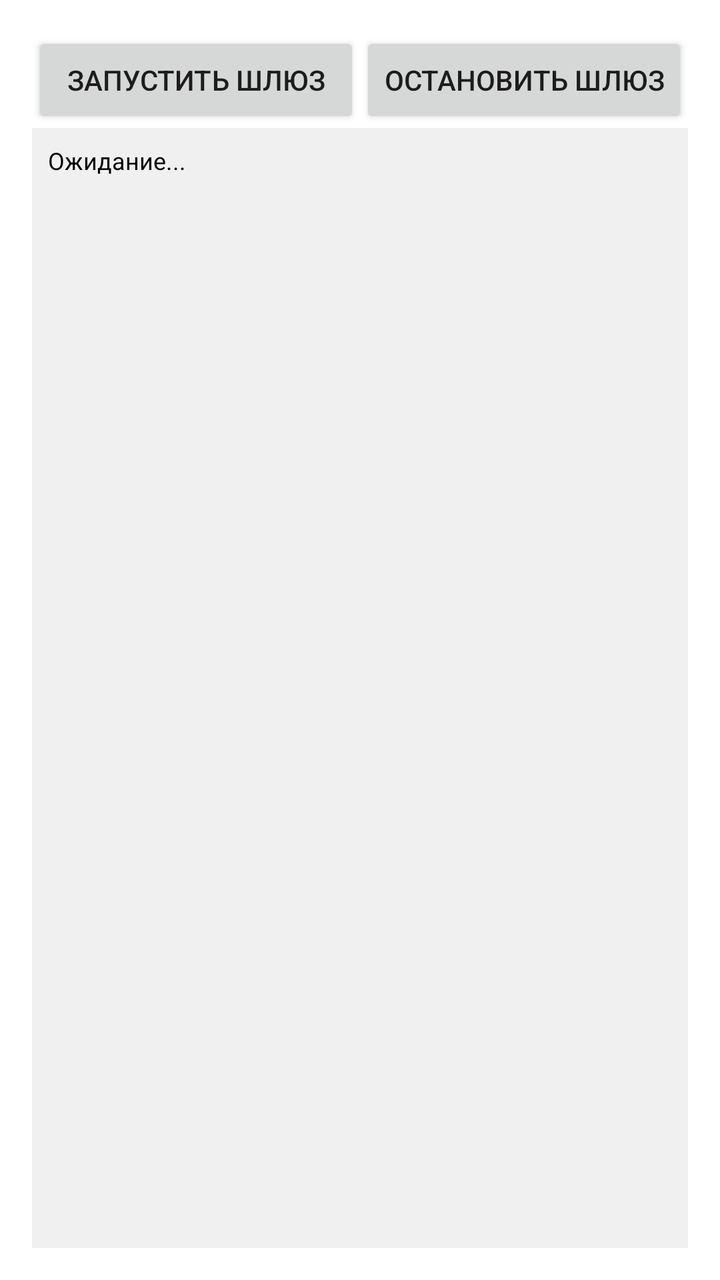
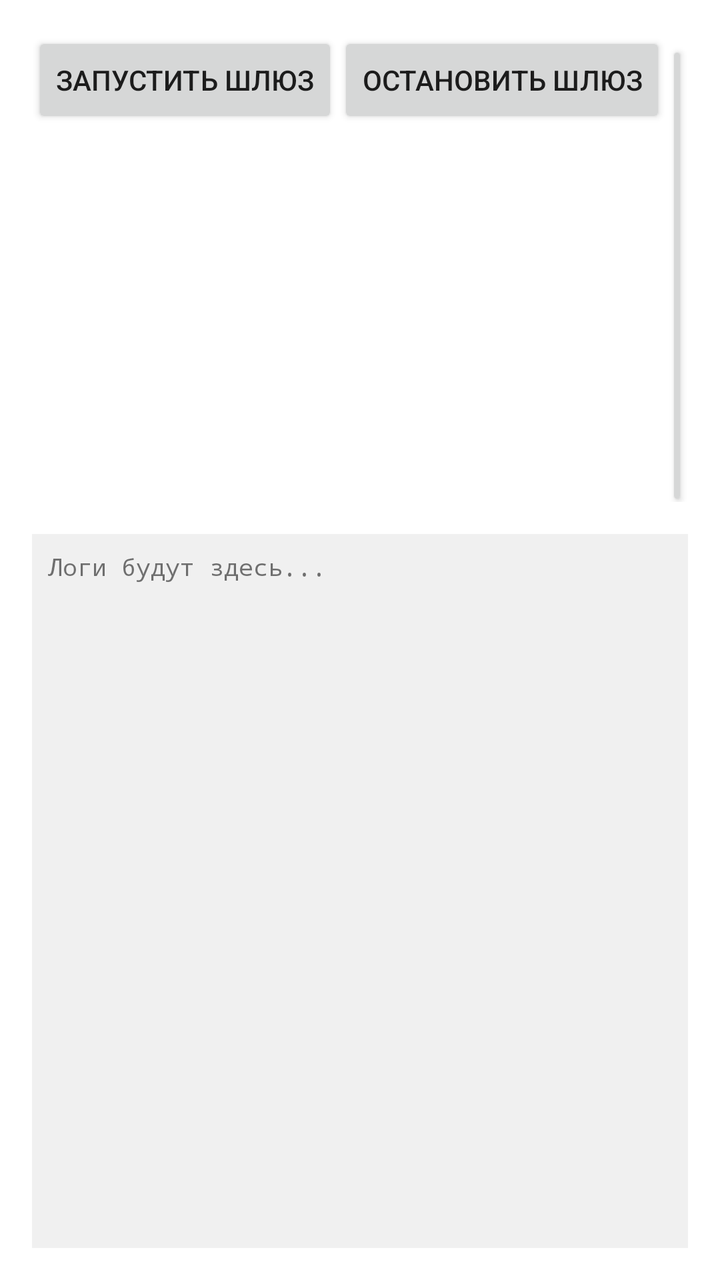

Before-and-after screenshots of an Android layout around one commit, followed by the original layout XML and the change that was made.
<!-- AndroidManifest.xml: application theme Theme.SMSPush -->
<!-- res/layout/activity_main.xml -->
<?xml version="1.0" encoding="utf-8"?>
<LinearLayout xmlns:android="http://schemas.android.com/apk/res/android"
    android:layout_width="match_parent"
    android:layout_height="match_parent"
    android:orientation="vertical"
    android:padding="16dp">

    <LinearLayout
        android:layout_width="match_parent"
        android:layout_height="wrap_content"
        android:orientation="horizontal">

        <Button
            android:id="@+id/btnStart"
            android:layout_width="0dp"
            android:layout_height="wrap_content"
            android:layout_weight="1"
            android:text="Запустить шлюз" />

        <Button
            android:id="@+id/btnStop"
            android:layout_width="0dp"
            android:layout_height="wrap_content"
            android:layout_weight="1"
            android:text="Остановить шлюз" />
    </LinearLayout>

    <TextView
        android:id="@+id/tvLogs"
        android:layout_width="match_parent"
        android:layout_height="0dp"
        android:layout_weight="1"
        android:background="#f0f0f0"
        android:padding="8dp"
        android:scrollbars="vertical"
        android:textColor="@color/black"
        android:text="Ожидание..."
        android:textSize="12sp" />

</LinearLayout>
<!-- resources referenced by this layout -->
<resources>
  <color name="black">#FF000000</color>
  <style name="Theme.SMSPush" parent="Theme.MaterialComponents.DayNight.DarkActionBar">
          
          <item name="colorPrimary">#3F51B5</item>
          <item name="colorPrimaryVariant">@color/purple_700</item>
          <item name="colorOnPrimary">@color/white</item>
          
          <item name="colorSecondary">@color/teal_200</item>
          <item name="colorSecondaryVariant">@color/teal_700</item>
          <item name="colorOnSecondary">@color/black</item>
          
          <item name="android:statusBarColor">?attr/colorPrimaryVariant</item>
          
      </style>
  <color name="purple_700">#FF3700B3</color>
  <color name="white">#FFFFFFFF</color>
  <color name="teal_200">#FF03DAC5</color>
  <color name="teal_700">#FF018786</color>
</resources>

<!-- the commit's change to res/layout/activity_main.xml (unified diff, before → after) -->
@@ -12,29 +12,37 @@
 
         <Button
             android:id="@+id/btnStart"
-            android:layout_width="0dp"
+            android:layout_width="wrap_content"
             android:layout_height="wrap_content"
-            android:layout_weight="1"
             android:text="Запустить шлюз" />
 
         <Button
             android:id="@+id/btnStop"
-            android:layout_width="0dp"
+            android:layout_width="wrap_content"
             android:layout_height="wrap_content"
-            android:layout_weight="1"
             android:text="Остановить шлюз" />
+
+        <Button
+            android:id="@+id/btnClearLogs"
+            android:layout_width="wrap_content"
+            android:layout_height="wrap_content"
+            android:text="Очистить логи" />
     </LinearLayout>
 
-    <TextView
-        android:id="@+id/tvLogs"
+    <ScrollView
+        android:id="@+id/scrollView"
         android:layout_width="match_parent"
-        android:layout_height="0dp"
-        android:layout_weight="1"
+        android:layout_height="match_parent"
+        android:layout_marginTop="16dp"
         android:background="#f0f0f0"
-        android:padding="8dp"
-        android:scrollbars="vertical"
-        android:textColor="@color/black"
-        android:text="Ожидание..."
-        android:textSize="12sp" />
+        android:padding="8dp">
 
+        <TextView
+            android:id="@+id/tvLogs"
+            android:layout_width="match_parent"
+            android:layout_height="wrap_content"
+            android:text="Логи будут здесь..."
+            android:textSize="12sp"
+            android:fontFamily="monospace" />
+    </ScrollView>
 </LinearLayout>
<!-- resource entries referenced after the edit -->
@@ -1,6 +1,5 @@
 <!-- resources referenced by this layout -->
 <resources>
-  <color name="black">#FF000000</color>
   <style name="Theme.SMSPush" parent="Theme.MaterialComponents.DayNight.DarkActionBar">
           
           <item name="colorPrimary">#3F51B5</item>
@@ -18,5 +17,6 @@
   <color name="white">#FFFFFFFF</color>
   <color name="teal_200">#FF03DAC5</color>
   <color name="teal_700">#FF018786</color>
+  <color name="black">#FF000000</color>
 </resources>
 
